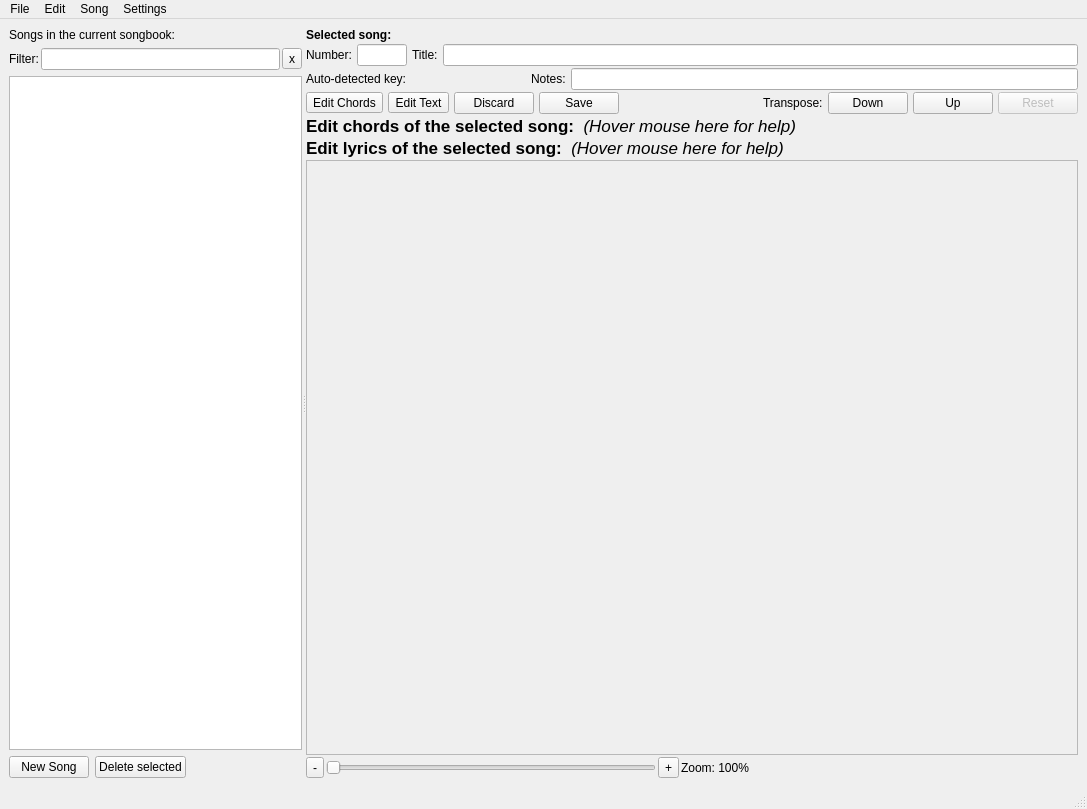
Above: src/softchord_main_window.ui from matvey83/softChord before the change. Below: the same form after it.
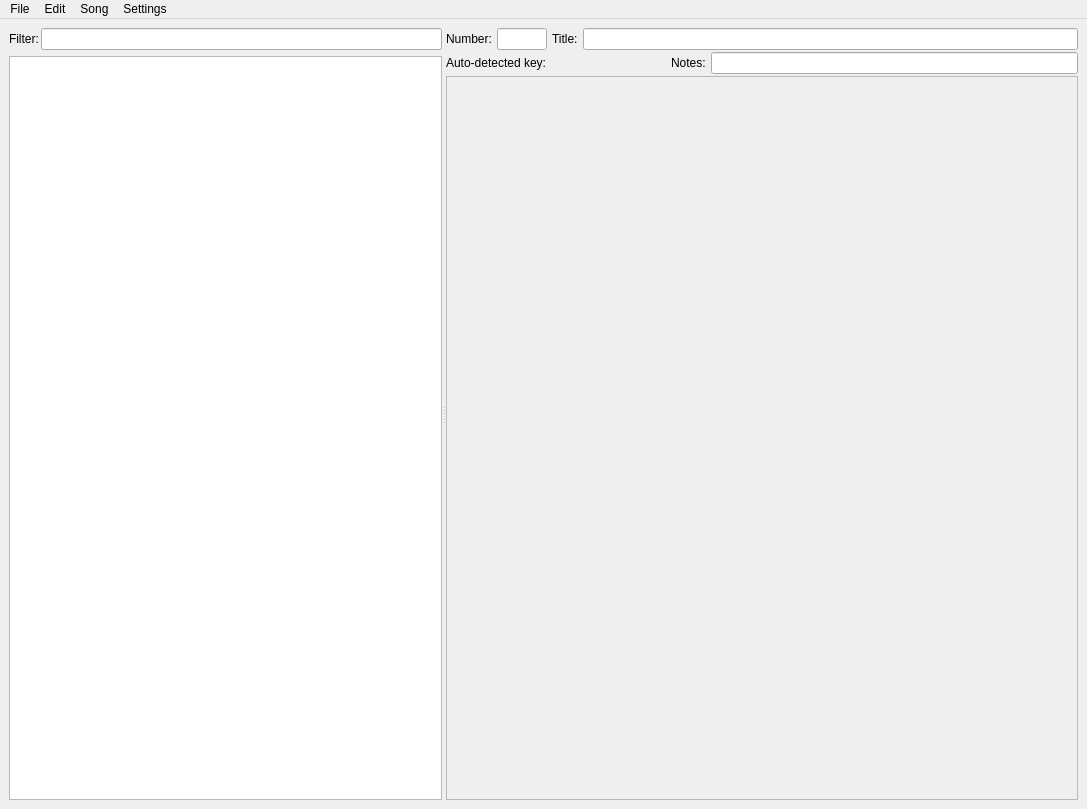
That is the form after the change.

```diff
--- a/src/softchord_main_window.ui
+++ b/src/softchord_main_window.ui
@@ -22,13 +22,6 @@
       </property>
       <widget class="QWidget" name="layoutWidget">
        <layout class="QVBoxLayout" name="verticalLayout_3">
-        <item>
-         <widget class="QLabel" name="label_3">
-          <property name="text">
-           <string>Songs in the current songbook:</string>
-          </property>
-         </widget>
-        </item>
         <item>
          <layout class="QHBoxLayout" name="horizontalLayout_7">
           <property name="spacing">
@@ -44,13 +37,6 @@
           <item>
            <widget class="QLineEdit" name="song_filter_ef"/>
           </item>
-          <item>
-           <widget class="QToolButton" name="clear_filter_button">
-            <property name="text">
-             <string>x</string>
-            </property>
-           </widget>
-          </item>
          </layout>
         </item>
         <item>
@@ -66,37 +52,6 @@
           </property>
          </widget>
         </item>
-        <item>
-         <layout class="QHBoxLayout" name="horizontalLayout_2" stretch="0,0,0">
-          <item>
-           <widget class="QPushButton" name="new_song_button">
-            <property name="text">
-             <string>New Song</string>
-            </property>
-           </widget>
-          </item>
-          <item>
-           <widget class="QPushButton" name="delete_song_button">
-            <property name="text">
-             <string>Delete selected</string>
-            </property>
-           </widget>
-          </item>
-          <item>
-           <spacer name="horizontalSpacer">
-            <property name="orientation">
-             <enum>Qt::Horizontal</enum>
-            </property>
-            <property name="sizeHint" stdset="0">
-             <size>
-              <width>40</width>
-              <height>20</height>
-             </size>
-            </property>
-           </spacer>
-          </item>
-         </layout>
-        </item>
        </layout>
       </widget>
       <widget class="QWidget" name="layoutWidget">
@@ -104,13 +59,6 @@
         <property name="spacing">
          <number>2</number>
         </property>
-        <item>
-         <widget class="QLabel" name="label">
-          <property name="text">
-           <string>&lt;html&gt;&lt;head/&gt;&lt;body&gt;&lt;p&gt;&lt;span style=&quot; font-weight:600;&quot;&gt;Selected song:&lt;/span&gt;&lt;/p&gt;&lt;/body&gt;&lt;/html&gt;</string>
-          </property>
-         </widget>
-        </item>
         <item>
          <layout class="QHBoxLayout" name="horizontalLayout">
           <property name="spacing">
@@ -191,169 +139,6 @@
         <item>
          <layout class="QHBoxLayout" name="horizontalLayout_9"/>
         </item>
-        <item>
-         <layout class="QHBoxLayout" name="horizontalLayout_6">
-          <property name="spacing">
-           <number>5</number>
-          </property>
-          <item>
-           <widget class="QToolButton" name="chord_editor_button">
-            <property name="toolTip">
-             <string>&lt;!DOCTYPE HTML PUBLIC &quot;-//W3C//DTD HTML 4.0//EN&quot; &quot;http://www.w3.org/TR/REC-html40/strict.dtd&quot;&gt;
-&lt;html&gt;&lt;head&gt;&lt;meta name=&quot;qrichtext&quot; content=&quot;1&quot; /&gt;&lt;style type=&quot;text/css&quot;&gt;
-p, li { white-space: pre-wrap; }
-&lt;/style&gt;&lt;/head&gt;&lt;body style=&quot; font-family:'Lucida Grande'; font-size:11pt; font-weight:400; font-style:normal;&quot;&gt;
-&lt;p style=&quot; margin-top:0px; margin-bottom:0px; margin-left:0px; margin-right:0px; -qt-block-indent:0; text-indent:0px;&quot;&gt;Edit the chords of this song (⌘K). Save or discard the edit when you are done.&lt;/p&gt;&lt;/body&gt;&lt;/html&gt;</string>
-            </property>
-            <property name="text">
-             <string>Edit Chords</string>
-            </property>
-           </widget>
-          </item>
-          <item>
-           <widget class="QToolButton" name="lyric_editor_button">
-            <property name="toolTip">
-             <string>&lt;!DOCTYPE HTML PUBLIC &quot;-//W3C//DTD HTML 4.0//EN&quot; &quot;http://www.w3.org/TR/REC-html40/strict.dtd&quot;&gt;
-&lt;html&gt;&lt;head&gt;&lt;meta name=&quot;qrichtext&quot; content=&quot;1&quot; /&gt;&lt;style type=&quot;text/css&quot;&gt;
-p, li { white-space: pre-wrap; }
-&lt;/style&gt;&lt;/head&gt;&lt;body style=&quot; font-family:'Lucida Grande'; font-size:11pt; font-weight:400; font-style:normal;&quot;&gt;
-&lt;p style=&quot; margin-top:0px; margin-bottom:0px; margin-left:0px; margin-right:0px; -qt-block-indent:0; text-indent:0px;&quot;&gt;Edit the text of this song (⌘L). Save or discard the edit when you are done.&lt;/p&gt;&lt;/body&gt;&lt;/html&gt;</string>
-            </property>
-            <property name="text">
-             <string>Edit Text</string>
-            </property>
-           </widget>
-          </item>
-          <item>
-           <widget class="QPushButton" name="discard_edit_button">
-            <property name="toolTip">
-             <string>Put the song back as it was before this edit (Esc).</string>
-            </property>
-            <property name="text">
-             <string>Discard</string>
-            </property>
-           </widget>
-          </item>
-          <item>
-           <widget class="QPushButton" name="save_edit_button">
-            <property name="toolTip">
-             <string>Save this edit to the songbook (⌘S).</string>
-            </property>
-            <property name="text">
-             <string>Save</string>
-            </property>
-           </widget>
-          </item>
-          <item>
-           <spacer name="horizontalSpacer_5">
-            <property name="orientation">
-             <enum>Qt::Horizontal</enum>
-            </property>
-            <property name="sizeHint" stdset="0">
-             <size>
-              <width>40</width>
-              <height>20</height>
-             </size>
-            </property>
-           </spacer>
-          </item>
-          <item>
-           <widget class="QLabel" name="label_12">
-            <property name="text">
-             <string>Transpose:</string>
-            </property>
-           </widget>
-          </item>
-          <item>
-           <widget class="QPushButton" name="transpose_down_button">
-            <property name="toolTip">
-             <string>Transpose the whole song one half-step down.</string>
-            </property>
-            <property name="text">
-             <string>Down</string>
-            </property>
-           </widget>
-          </item>
-          <item>
-           <widget class="QPushButton" name="transpose_up_button">
-            <property name="toolTip">
-             <string>Transpose the whole song one half-step up.</string>
-            </property>
-            <property name="text">
-             <string>Up</string>
-            </property>
-           </widget>
-          </item>
-          <item>
-           <widget class="QPushButton" name="transpose_reset_button">
-            <property name="enabled">
-             <bool>false</bool>
-            </property>
-            <property name="toolTip">
-             <string>Transpose the song back to the key it had when it was opened. Dimmed until the song has been transposed.</string>
-            </property>
-            <property name="text">
-             <string>Reset</string>
-            </property>
-           </widget>
-          </item>
-         </layout>
-        </item>
-        <item>
-         <widget class="QLabel" name="chords_editor_label">
-          <property name="toolTip">
-           <string>&lt;!DOCTYPE HTML PUBLIC &quot;-//W3C//DTD HTML 4.0//EN&quot; &quot;http://www.w3.org/TR/REC-html40/strict.dtd&quot;&gt;
-&lt;html&gt;&lt;head&gt;&lt;meta name=&quot;qrichtext&quot; content=&quot;1&quot; /&gt;&lt;style type=&quot;text/css&quot;&gt;
-p, li { white-space: pre-wrap; }
-&lt;/style&gt;&lt;/head&gt;&lt;body style=&quot; font-family:'Lucida Grande'; font-size:13pt; font-weight:400; font-style:normal;&quot;&gt;
-&lt;p style=&quot; margin-top:0px; margin-bottom:0px; margin-left:0px; margin-right:0px; -qt-block-indent:0; text-indent:0px;&quot;&gt;&lt;span style=&quot; font-size:11pt; font-weight:600;&quot;&gt;To add a new chord:&lt;/span&gt;&lt;/p&gt;
-&lt;p style=&quot; margin-top:0px; margin-bottom:0px; margin-left:0px; margin-right:0px; -qt-block-indent:0; text-indent:0px;&quot;&gt;&lt;span style=&quot; font-size:11pt;&quot;&gt;Press on a lyrics letter to select it, then press one of the following keys: A, B, C, D, E, F, or G.  To assign a sharp or a flat, press the &amp;quot;Up&amp;quot; or &amp;quot;Down&amp;quot; key afterwards to &amp;quot;transpose&amp;quot; the chord.  To create a minor chord, press the &amp;quot;M&amp;quot; key.  To create advanced chords, double-click on the created chord (a dialog box will open).&lt;/span&gt;&lt;/p&gt;
-&lt;p style=&quot;-qt-paragraph-type:empty; margin-top:0px; margin-bottom:0px; margin-left:0px; margin-right:0px; -qt-block-indent:0; text-indent:0px; font-size:11pt;&quot;&gt;&lt;/p&gt;
-&lt;p style=&quot; margin-top:0px; margin-bottom:0px; margin-left:0px; margin-right:0px; -qt-block-indent:0; text-indent:0px;&quot;&gt;&lt;span style=&quot; font-size:11pt; font-weight:600;&quot;&gt;To edit a chord:&lt;/span&gt;&lt;/p&gt;
-&lt;p style=&quot; margin-top:0px; margin-bottom:0px; margin-left:0px; margin-right:0px; -qt-block-indent:0; text-indent:0px;&quot;&gt;&lt;span style=&quot; font-size:11pt;&quot;&gt;Click on the chord to select it, then press &amp;quot;M&amp;quot; to toggle major/minor, press another letter to assign a different note, or press &amp;quot;Up&amp;quot; or &amp;quot;Down&amp;quot; keys to transpose it. Double-click on the chord for advanced modifications.&lt;/span&gt;&lt;/p&gt;
-&lt;p style=&quot;-qt-paragraph-type:empty; margin-top:0px; margin-bottom:0px; margin-left:0px; margin-right:0px; -qt-block-indent:0; text-indent:0px; font-size:11pt;&quot;&gt;&lt;/p&gt;
-&lt;p style=&quot; margin-top:0px; margin-bottom:0px; margin-left:0px; margin-right:0px; -qt-block-indent:0; text-indent:0px;&quot;&gt;&lt;span style=&quot; font-size:11pt; font-weight:600;&quot;&gt;To move a chord:&lt;/span&gt;&lt;/p&gt;
-&lt;p style=&quot; margin-top:0px; margin-bottom:0px; margin-left:0px; margin-right:0px; -qt-block-indent:0; text-indent:0px;&quot;&gt;&lt;span style=&quot; font-size:11pt;&quot;&gt;Click on the chord to select it, and then use the &amp;quot;Left&amp;quot; or &amp;quot;Right&amp;quot; keys to move it relative to the lyrics below it. Alternatively you can simply drag it to the new place.&lt;/span&gt;&lt;/p&gt;
-&lt;p style=&quot;-qt-paragraph-type:empty; margin-top:0px; margin-bottom:0px; margin-left:0px; margin-right:0px; -qt-block-indent:0; text-indent:0px; font-size:11pt;&quot;&gt;&lt;/p&gt;
-&lt;p style=&quot; margin-top:0px; margin-bottom:0px; margin-left:0px; margin-right:0px; -qt-block-indent:0; text-indent:0px;&quot;&gt;&lt;span style=&quot; font-size:11pt; font-weight:600;&quot;&gt;To duplicate a chord:&lt;/span&gt;&lt;/p&gt;
-&lt;p style=&quot; margin-top:0px; margin-bottom:0px; margin-left:0px; margin-right:0px; -qt-block-indent:0; text-indent:0px;&quot;&gt;&lt;span style=&quot; font-size:11pt;&quot;&gt;While holding the &amp;quot;Option&amp;quot; key, click and drag the chord. Alternatively you can use copy-and-paste.&lt;/span&gt;&lt;/p&gt;
-&lt;p style=&quot;-qt-paragraph-type:empty; margin-top:0px; margin-bottom:0px; margin-left:0px; margin-right:0px; -qt-block-indent:0; text-indent:0px; font-size:11pt;&quot;&gt;&lt;/p&gt;
-&lt;p style=&quot; margin-top:0px; margin-bottom:0px; margin-left:0px; margin-right:0px; -qt-block-indent:0; text-indent:0px;&quot;&gt;&lt;span style=&quot; font-size:11pt; font-weight:600;&quot;&gt;To delete a chord:&lt;/span&gt;&lt;/p&gt;
-&lt;p style=&quot; margin-top:0px; margin-bottom:0px; margin-left:0px; margin-right:0px; -qt-block-indent:0; text-indent:0px;&quot;&gt;&lt;span style=&quot; font-size:11pt;&quot;&gt;Click on the chord to select it, and press the &amp;quot;Delete&amp;quot; key.&lt;/span&gt;&lt;/p&gt;&lt;/body&gt;&lt;/html&gt;</string>
-          </property>
-          <property name="text">
-           <string>&lt;!DOCTYPE HTML PUBLIC &quot;-//W3C//DTD HTML 4.0//EN&quot; &quot;http://www.w3.org/TR/REC-html40/strict.dtd&quot;&gt;
-&lt;html&gt;&lt;head&gt;&lt;meta name=&quot;qrichtext&quot; content=&quot;1&quot; /&gt;&lt;style type=&quot;text/css&quot;&gt;
-p, li { white-space: pre-wrap; }
-&lt;/style&gt;&lt;/head&gt;&lt;body style=&quot; font-family:'Lucida Grande'; font-size:13pt; font-weight:400; font-style:normal;&quot;&gt;
-&lt;p style=&quot; margin-top:0px; margin-bottom:0px; margin-left:0px; margin-right:0px; -qt-block-indent:0; text-indent:0px;&quot;&gt;&lt;span style=&quot; font-weight:600;&quot;&gt;Edit chords of the selected song: &lt;/span&gt; &lt;span style=&quot; font-style:italic;&quot;&gt;(Hover mouse here for help)&lt;/span&gt;&lt;/p&gt;&lt;/body&gt;&lt;/html&gt;</string>
-          </property>
-          <property name="wordWrap">
-           <bool>true</bool>
-          </property>
-         </widget>
-        </item>
-        <item>
-         <widget class="QLabel" name="lyrics_editor_label">
-          <property name="toolTip">
-           <string>&lt;!DOCTYPE HTML PUBLIC &quot;-//W3C//DTD HTML 4.0//EN&quot; &quot;http://www.w3.org/TR/REC-html40/strict.dtd&quot;&gt;
-&lt;html&gt;&lt;head&gt;&lt;meta name=&quot;qrichtext&quot; content=&quot;1&quot; /&gt;&lt;style type=&quot;text/css&quot;&gt;
-p, li { white-space: pre-wrap; }
-&lt;/style&gt;&lt;/head&gt;&lt;body style=&quot; font-family:'Lucida Grande'; font-size:13pt; font-weight:400; font-style:normal;&quot;&gt;
-&lt;p style=&quot; margin-top:0px; margin-bottom:0px; margin-left:0px; margin-right:0px; -qt-block-indent:0; text-indent:0px;&quot;&gt;&lt;span style=&quot; font-size:11pt;&quot;&gt;When in lyric editing mode, you can modify the text (lyrics) of the song.  As text is moved/added/removed, chords get moved automatically to follow their letters.   Remember to go back into the chord editor mode when you need modify chords.&lt;/span&gt;&lt;/p&gt;&lt;/body&gt;&lt;/html&gt;</string>
-          </property>
-          <property name="text">
-           <string>&lt;!DOCTYPE HTML PUBLIC &quot;-//W3C//DTD HTML 4.0//EN&quot; &quot;http://www.w3.org/TR/REC-html40/strict.dtd&quot;&gt;
-&lt;html&gt;&lt;head&gt;&lt;meta name=&quot;qrichtext&quot; content=&quot;1&quot; /&gt;&lt;style type=&quot;text/css&quot;&gt;
-p, li { white-space: pre-wrap; }
-&lt;/style&gt;&lt;/head&gt;&lt;body style=&quot; font-family:'Lucida Grande'; font-size:13pt; font-weight:400; font-style:normal;&quot;&gt;
-&lt;p style=&quot; margin-top:0px; margin-bottom:0px; margin-left:0px; margin-right:0px; -qt-block-indent:0; text-indent:0px;&quot;&gt;&lt;span style=&quot; font-weight:600;&quot;&gt;Edit lyrics of the selected song: &lt;/span&gt; &lt;span style=&quot; font-style:italic;&quot;&gt;(Hover mouse here for help)&lt;/span&gt;&lt;/p&gt;&lt;/body&gt;&lt;/html&gt;</string>
-          </property>
-          <property name="wordWrap">
-           <bool>true</bool>
-          </property>
-         </widget>
-        </item>
         <item>
          <layout class="QVBoxLayout" name="lyric_editor_layout">
           <item>
@@ -390,51 +175,6 @@
           </item>
          </layout>
         </item>
-        <item>
-         <layout class="QHBoxLayout" name="horizontalLayout_3">
-          <item>
-           <widget class="QToolButton" name="zoom_out_button">
-            <property name="text">
-             <string>-</string>
-            </property>
-           </widget>
-          </item>
-          <item>
-           <widget class="QSlider" name="zoom_slider">
-            <property name="orientation">
-             <enum>Qt::Horizontal</enum>
-            </property>
-           </widget>
-          </item>
-          <item>
-           <widget class="QToolButton" name="zoom_in_button">
-            <property name="text">
-             <string>+</string>
-            </property>
-           </widget>
-          </item>
-          <item>
-           <widget class="QLabel" name="zoom_label">
-            <property name="text">
-             <string>Zoom: 100%</string>
-            </property>
-           </widget>
-          </item>
-          <item>
-           <spacer name="horizontalSpacer_3">
-            <property name="orientation">
-             <enum>Qt::Horizontal</enum>
-            </property>
-            <property name="sizeHint" stdset="0">
-             <size>
-              <width>40</width>
-              <height>20</height>
-             </size>
-            </property>
-           </spacer>
-          </item>
-         </layout>
-        </item>
        </layout>
       </widget>
      </widget>
@@ -525,7 +265,6 @@
    <addaction name="menuSong"/>
    <addaction name="menuSettings"/>
   </widget>
-  <widget class="QStatusBar" name="statusbar"/>
   <action name="actionNewSong">
    <property name="text">
     <string>New Song</string>
```
Left out of the diff: 3 changed lines with no effect on the pictures.
